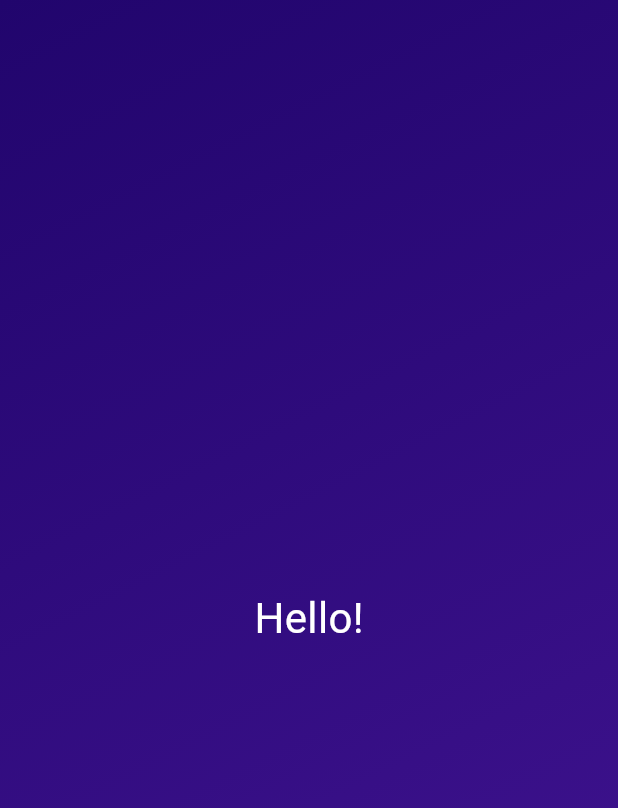
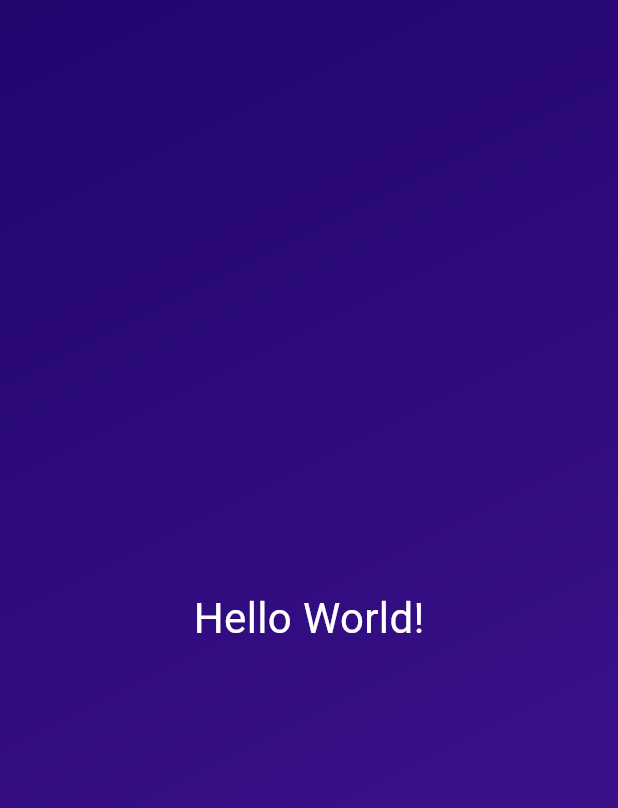
Before and after one commit to arafatanam/Roll_Dice_App-Flutter, a Flutter app: the screen it shows after launch, on a phone screen of 412 x 824 dp. Shown: the top 808 px of the screen. Run offline on Flutter 3.47's test engine with Material 3 defaults, Android fonts, the phone set to English and light mode, and no system bars.

Commit message:
Code updated

```diff
--- a/lib/gradient_container.dart
+++ b/lib/gradient_container.dart
@@ -20,7 +20,7 @@ class GradientContainer extends StatelessWidget {
           end: endAlignment,
         ),
       ),
-      child: const Center(child: StyledText('Hello!')),
+      child: const Center(child: StyledText('Hello World!')),
     );
   }
 }
```
